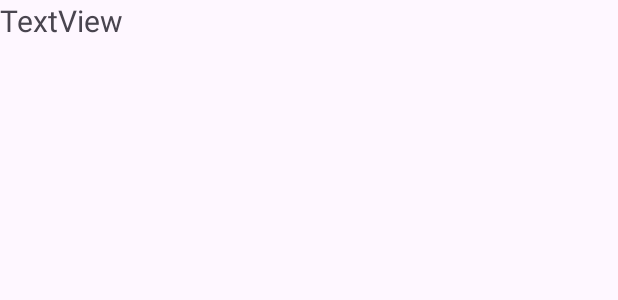
After one commit to jamesAtIjoyful/hello_android, an Android app: the layout view_vertical.xml on its own in the app's theme, with its tools: preview values and no code run, on a phone screen of 412 x 824 dp. The commit adds this screen. Shown: the top 300 px of the screen. Run offline under Robolectric (Android 15) with nearby library versions, the phone set to English and light mode, and no system bars.

Commit message:
嵌套滑動優化

```diff
--- /dev/null
+++ b/app/src/main/res/layout/view_vertical.xml
@@ -0,0 +1,29 @@
+<?xml version="1.0" encoding="utf-8"?>
+<androidx.constraintlayout.widget.ConstraintLayout xmlns:android="http://schemas.android.com/apk/res/android"
+    xmlns:app="http://schemas.android.com/apk/res-auto"
+    xmlns:tools="http://schemas.android.com/tools"
+    android:layout_width="match_parent"
+    android:layout_height="140dp">
+
+    <androidx.recyclerview.widget.RecyclerView
+        android:id="@+id/horizontal_view"
+        android:layout_width="match_parent"
+        android:layout_height="100dp"
+        android:layout_marginStart="8dp"
+        android:layout_marginTop="8dp"
+        android:layout_marginEnd="8dp"
+        android:layout_marginBottom="8dp"
+        app:layout_constraintBottom_toBottomOf="parent"
+        app:layout_constraintEnd_toEndOf="parent"
+        app:layout_constraintStart_toStartOf="parent"
+        app:layout_constraintTop_toBottomOf="@+id/textView" />
+
+    <TextView
+        android:id="@+id/textView"
+        android:layout_width="wrap_content"
+        android:layout_height="wrap_content"
+        android:textSize="20sp"
+        app:layout_constraintStart_toStartOf="parent"
+        app:layout_constraintTop_toTopOf="parent"
+        tools:text="TextView" />
+</androidx.constraintlayout.widget.ConstraintLayout>
```
Also changed, not shown: app/src/main/java/com/hello/MainActivity.kt (+88 -4 lines), app/src/main/res/layout/activity_main.xml (+5 -13 lines), app/src/main/res/layout/view_horizontal.xml (added, +28 -0 lines).
